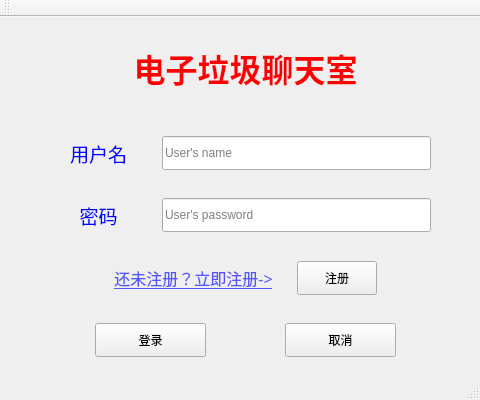
Old version of the form log_in.ui in the repository ZWMDR/chat_room_graph.
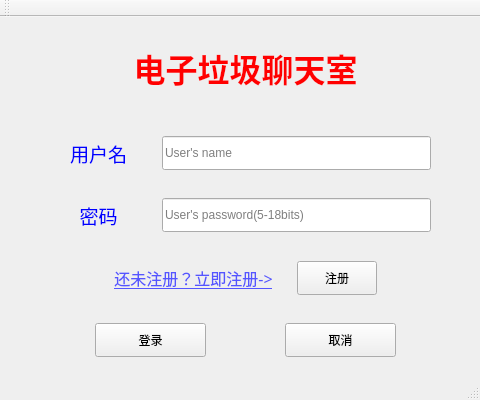
New version of the form.

```diff
--- a/log_in.ui
+++ b/log_in.ui
@@ -228,7 +228,7 @@
           <enum>QLineEdit::Password</enum>
          </property>
          <property name="placeholderText">
-          <string>User's password</string>
+          <string>User's password(5-18bits)</string>
          </property>
         </widget>
        </item>
```
